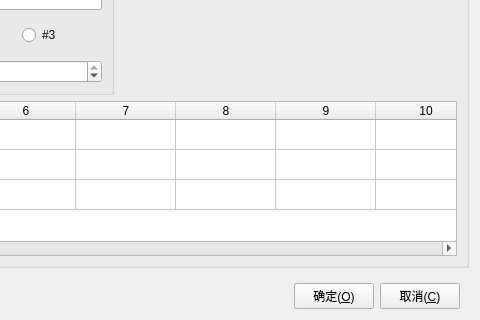
Old version of the form localsettingwindow.ui in the repository MrXiaomao/HXR_Detector; both pictures show x 602 to 1082 and y 128 to 448 of the 1082 by 448 pixel window.
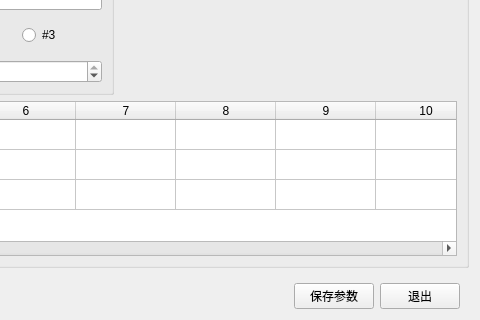
New version of the form.

Commit message: 1、修复更改libhv库之后，网口数据保存和OTA升级问题 2、规范化一些文字的显示名称 3、测试过程中，探测器配置页面可操作，但是保存功能不可用 4、服务开启以后，本地配置页面可操作，但是保存功能不可用

What changed in the file:
```diff
--- a/localsettingwindow.ui
+++ b/localsettingwindow.ui
@@ -410,14 +410,14 @@
       <item>
        <widget class="QPushButton" name="pushButton_ok">
         <property name="text">
-         <string>确定(&amp;O)</string>
+         <string>保存参数</string>
         </property>
        </widget>
       </item>
       <item>
        <widget class="QPushButton" name="pushButton_cancel">
         <property name="text">
-         <string>取消(&amp;C)</string>
+         <string>退出</string>
         </property>
        </widget>
       </item>
```
Left out of the diff: 2 changed lines with no effect on the pictures. The commit also changes 9 other files.
